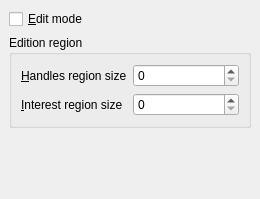
Before: the Qt Designer form Polyhedron/demo/Polyhedron/Deform_mesh.ui in CGAL/cgal, drawn with Qt 5.
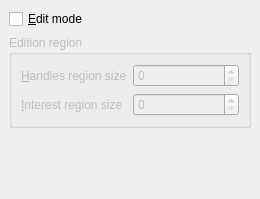
After: the same form once the commit is applied.

Commit message: Better UI for polyhedron deformation

```diff
--- a/Polyhedron/demo/Polyhedron/Deform_mesh.ui
+++ b/Polyhedron/demo/Polyhedron/Deform_mesh.ui
@@ -24,6 +24,9 @@
     </item>
     <item>
      <widget class="QGroupBox" name="groupBox">
+      <property name="enabled">
+       <bool>false</bool>
+      </property>
       <property name="title">
        <string>Edition region</string>
       </property>
```
Left out of the diff: 25 changed lines with no effect on the pictures. The commit also changes 3 other files.
